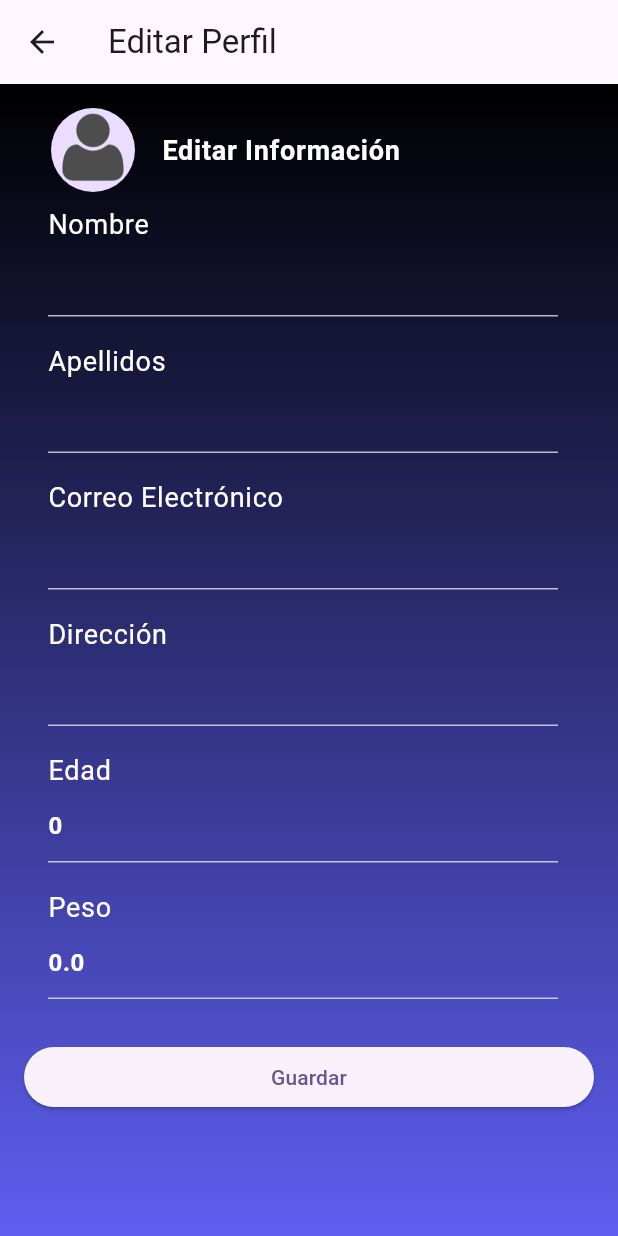
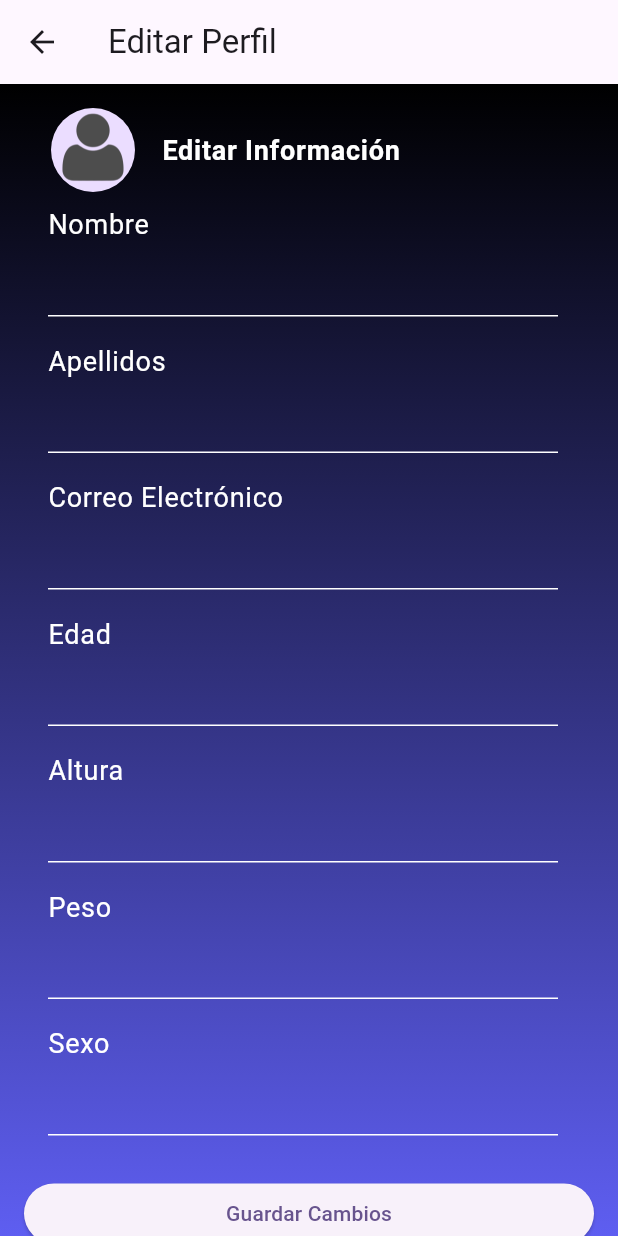
Before and after one commit to DavidRRDev/tfg, a Flutter app: the PerfilPage screen opened directly, after a tap on "Editar Perfil", on a phone screen of 412 x 824 dp. Run offline on Flutter 3.47's test engine with Material 3 defaults, Android fonts, the phone set to English and light mode, and no system bars; our stand-ins replace cloud_firestore, firebase_auth, firebase_core, geolocator; missing offline and left inert: social_share; accounts and stored records are empty.

Commit message:
Conexion bbdd a perfil

```diff
--- a/lib/editarPerfil.dart
+++ b/lib/editarPerfil.dart
@@ -4,17 +4,19 @@ class EditarPerfilPage extends StatefulWidget {
   final String nombreUsuario;
   final String apellidosUsuario;
   final String correoElectronico;
-  final String direccion;
-  final int edad;
-  final double peso;
+  final String edad;
+  final String altura;
+  final String peso;
+  final String sexo;
 
   EditarPerfilPage({
     required this.nombreUsuario,
     required this.apellidosUsuario,
     required this.correoElectronico,
-    required this.direccion,
     required this.edad,
+    required this.altura,
     required this.peso,
+    required this.sexo,
   });
 
   @override
@@ -25,9 +27,10 @@ class _EditarPerfilPageState extends State<EditarPerfilPage> {
   late TextEditingController _nombreController;
   late TextEditingController _apellidosController;
   late TextEditingController _correoController;
-  late TextEditingController _direccionController;
   late TextEditingController _edadController;
+  late TextEditingController _alturaController;
   late TextEditingController _pesoController;
+  late TextEditingController _sexoController;
 
   @override
   void initState() {
@@ -35,9 +38,10 @@ class _EditarPerfilPageState extends State<EditarPerfilPage> {
     _nombreController = TextEditingController(text: widget.nombreUsuario);
     _apellidosController = TextEditingController(text: widget.apellidosUsuario);
     _correoController = TextEditingController(text: widget.correoElectronico);
-    _direccionController = TextEditingController(text: widget.direccion);
-    _edadController = TextEditingController(text: widget.edad.toString());
-    _pesoController = TextEditingController(text: widget.peso.toStringAsFixed(1));
+    _edadController = TextEditingController(text: widget.edad);
+    _alturaController = TextEditingController(text: widget.altura);
+    _pesoController = TextEditingController(text: widget.peso);
+    _sexoController = TextEditingController(text: widget.sexo);
   }
 
   @override
@@ -45,9 +49,10 @@ class _EditarPerfilPageState extends State<EditarPerfilPage> {
     _nombreController.dispose();
     _apellidosController.dispose();
     _correoController.dispose();
-    _direccionController.dispose();
     _edadController.dispose();
+    _alturaController.dispose();
     _pesoController.dispose();
+    _sexoController.dispose();
     super.dispose();
   }
 
@@ -57,7 +62,7 @@ class _EditarPerfilPageState extends State<EditarPerfilPage> {
       appBar: AppBar(
         title: Text('Editar Perfil'),
         backgroundColor: Colors.transparent,
-        elevation: 0, // Sin sombra en el AppBar
+        elevation: 0,
       ),
       body: Container(
         decoration: BoxDecoration(
@@ -78,15 +83,16 @@ class _EditarPerfilPageState extends State<EditarPerfilPage> {
                 ),
                 leading: CircleAvatar(
                   radius: 30.0,
-                  backgroundImage: AssetImage('assets/avatar.png'), // Foto de perfil del usuario
+                  backgroundImage: AssetImage('assets/avatar.png'),
                 ),
               ),
               _buildEditablePerfilInfo('Nombre', _nombreController),
               _buildEditablePerfilInfo('Apellidos', _apellidosController),
               _buildEditablePerfilInfo('Correo Electrónico', _correoController),
-              _buildEditablePerfilInfo('Dirección', _direccionController),
-              _buildEditablePerfilInfo('Edad', _edadController, keyboardType: TextInputType.number),
-              _buildEditablePerfilInfo('Peso', _pesoController, keyboardType: TextInputType.number),
+              _buildEditablePerfilInfo('Edad', _edadController),
+              _buildEditablePerfilInfo('Altura', _alturaController),
+              _buildEditablePerfilInfo('Peso', _pesoController),
+              _buildEditablePerfilInfo('Sexo', _sexoController),
               SizedBox(height: 20.0),
               ElevatedButton(
                 onPressed: () {
@@ -94,12 +100,13 @@ class _EditarPerfilPageState extends State<EditarPerfilPage> {
                     'nombreUsuario': _nombreController.text,
                     'apellidosUsuario': _apellidosController.text,
                     'correoElectronico': _correoController.text,
-                    'direccion': _direccionController.text,
-                    'edad': int.parse(_edadController.text),
-                    'peso': double.parse(_pesoController.text),
+                    'edad': _edadController.text,
+                    'altura': _alturaController.text,
+                    'peso': _pesoController.text,
+                    'sexo': _sexoController.text,
                   });
                 },
-                child: Text('Guardar'),
+                child: Text('Guardar Cambios'),
               ),
             ],
           ),
@@ -108,7 +115,7 @@ class _EditarPerfilPageState extends State<EditarPerfilPage> {
     );
   }
 
-  Widget _buildEditablePerfilInfo(String label, TextEditingController controller, {TextInputType keyboardType = TextInputType.text}) {
+  Widget _buildEditablePerfilInfo(String label, TextEditingController controller) {
     return ListTile(
       title: Text(
         label,
@@ -116,12 +123,10 @@ class _EditarPerfilPageState extends State<EditarPerfilPage> {
       ),
       subtitle: TextField(
         controller: controller,
-        keyboardType: keyboardType,
         style: TextStyle(fontSize: 16.0, fontWeight: FontWeight.bold, color: Colors.white),
         decoration: InputDecoration(
-          border: UnderlineInputBorder(),
           enabledBorder: UnderlineInputBorder(
-            borderSide: BorderSide(color: Colors.white70),
+            borderSide: BorderSide(color: Colors.white),
           ),
           focusedBorder: UnderlineInputBorder(
             borderSide: BorderSide(color: Colors.white),
@@ -131,16 +136,3 @@ class _EditarPerfilPageState extends State<EditarPerfilPage> {
     );
   }
 }
-
-void main() {
-  runApp(MaterialApp(
-    home: EditarPerfilPage(
-      nombreUsuario: 'Nombre de Usuario',
-      apellidosUsuario: 'Apellidos del Usuario',
-      correoElectronico: 'usuario@example.com',
-      direccion: '123 Calle Principal, Ciudad',
-      edad: 30,
-      peso: 70.5,
-    ),
-  ));
-}
--- a/lib/firebase_service.dart
+++ b/lib/firebase_service.dart
@@ -4,14 +4,22 @@ FirebaseFirestore db = FirebaseFirestore.instance;
 
 Future<Map<String, dynamic>?> getUsuario(String userId) async {
   try {
-    DocumentSnapshot docSnapshot = await db.collection('usuarios').doc(userId).get();
+    DocumentSnapshot docSnapshot = await db.collection('datosDeUsuario').doc(userId).get();
     if (docSnapshot.exists) {
       return docSnapshot.data() as Map<String, dynamic>?;
     } else {
-      print("El documento no existe.");
+      print("El documento del usuario no existe en Firestore.");
     }
   } catch (e) {
     print("Error obteniendo datos del usuario: $e");
   }
   return null;
 }
+
+Future<void> updateUsuario(String userId, Map<String, dynamic> data) async {
+  try {
+    await db.collection('datosDeUsuario').doc(userId).update(data);
+  } catch (e) {
+    print("Error actualizando datos del usuario: $e");
+  }
+}
--- a/lib/perfil.dart
+++ b/lib/perfil.dart
@@ -1,8 +1,7 @@
 import 'package:firebase_core/firebase_core.dart';
 import 'package:firebase_auth/firebase_auth.dart';
 import 'package:flutter/material.dart';
-import 'package:shared_preferences/shared_preferences.dart';
-import 'firebase_service.dart'; // Asegúrate de importar el servicio
+import 'firebase_service.dart';
 import 'editarPerfil.dart';
 
 class PerfilPage extends StatefulWidget {
@@ -14,9 +13,11 @@ class _PerfilPageState extends State<PerfilPage> {
   String nombreUsuario = 'Nombre de Usuario';
   String apellidosUsuario = 'Apellidos del Usuario';
   String correoElectronico = 'usuario@example.com';
-  String direccion = '123 Calle Principal, Ciudad';
-  int edad = 30;
-  double peso = 70.5;
+  String edad = 'Edad';
+  String altura = 'Altura';
+  String peso = 'Peso';
+  String sexo = 'Sexo';
+  String userId = '';
 
   @override
   void initState() {
@@ -26,45 +27,31 @@ class _PerfilPageState extends State<PerfilPage> {
 
   Future<void> _loadUserData() async {
     await Firebase.initializeApp();
+    User? user = FirebaseAuth.instance.currentUser;
 
-    User? user = FirebaseAuth.instance.currentUser;
     if (user != null) {
-      String userId = user.uid;
-      String userEmail = user.email ?? 'usuario@example.com';
+      userId = user.uid;
+      print("User ID: $userId");
+
       Map<String, dynamic>? userData = await getUsuario(userId);
-
       print("Datos del usuario desde Firestore: $userData");
 
       if (userData != null) {
         setState(() {
           nombreUsuario = userData['nombre'] ?? 'Nombre de Usuario';
           apellidosUsuario = userData['apellidos'] ?? 'Apellidos del Usuario';
-          correoElectronico = userEmail;
-          direccion = userData['direccion'] ?? '123 Calle Principal, Ciudad';
-          edad = userData['edad'] ?? 30;
-          peso = userData['peso'] ?? 70.5;
+          correoElectronico = user.email ?? 'usuario@example.com';
+          edad = userData['edad'] ?? 'Edad';
+          altura = userData['altura'] ?? 'Altura';
+          peso = userData['peso'] ?? 'Peso';
+          sexo = userData['sexo'] ?? 'Sexo';
         });
       } else {
-        setState(() {
-          nombreUsuario = 'Nombre de Usuario';
-          apellidosUsuario = 'Apellidos del Usuario';
-          correoElectronico = userEmail;
-          direccion = '123 Calle Principal, Ciudad';
-          edad = 30;
-          peso = 70.5;
-        });
+        print("El documento del usuario no existe en Firestore.");
       }
+    } else {
+      print("El usuario no ha iniciado sesión.");
     }
-  }
-
-  Future<void> _saveUserData() async {
-    SharedPreferences prefs = await SharedPreferences.getInstance();
-    await prefs.setString('nombreUsuario', nombreUsuario);
-    await prefs.setString('apellidosUsuario', apellidosUsuario);
-    await prefs.setString('correoElectronico', correoElectronico);
-    await prefs.setString('direccion', direccion);
-    await prefs.setInt('edad', edad);
-    await prefs.setDouble('peso', peso);
   }
 
   @override
@@ -100,10 +87,10 @@ class _PerfilPageState extends State<PerfilPage> {
               _buildPerfilInfo('Nombre', nombreUsuario),
               _buildPerfilInfo('Apellidos', apellidosUsuario),
               _buildPerfilInfo('Correo Electrónico', correoElectronico),
-              _buildPerfilInfo('Dirección', direccion),
-              _buildPerfilInfo('Edad', edad.toString()),
-              _buildPerfilInfo('Peso', peso.toStringAsFixed(1) + ' kg'),
-              SizedBox(height: 20.0),
+              _buildPerfilInfo('Edad', edad),
+              _buildPerfilInfo('Altura', altura),
+              _buildPerfilInfo('Peso', peso),
+              _buildPerfilInfo('Sexo', sexo),
               ElevatedButton(
                 onPressed: () async {
                   final result = await Navigator.push(
@@ -113,9 +100,10 @@ class _PerfilPageState extends State<PerfilPage> {
                         nombreUsuario: nombreUsuario,
                         apellidosUsuario: apellidosUsuario,
                         correoElectronico: correoElectronico,
-                        direccion: direccion,
                         edad: edad,
+                        altura: altura,
                         peso: peso,
+                        sexo: sexo,
                       ),
                     ),
                   );
@@ -125,10 +113,20 @@ class _PerfilPageState extends State<PerfilPage> {
                       nombreUsuario = result['nombreUsuario'];
                       apellidosUsuario = result['apellidosUsuario'];
                       correoElectronico = result['correoElectronico'];
-                      direccion = result['direccion'];
                       edad = result['edad'];
+                      altura = result['altura'];
                       peso = result['peso'];
-                      _saveUserData();
+                      sexo = result['sexo'];
+
+                      updateUsuario(userId, {
+                        'nombre': nombreUsuario,
+                        'apellidos': apellidosUsuario,
+                        'correo': correoElectronico,
+                        'edad': edad,
+                        'altura': altura,
+                        'peso': peso,
+                        'sexo': sexo,
+                      });
                     });
                   }
                 },
```
Also changed, not shown: lib/datosUsuario.dart (added, +193 -0 lines), lib/login.dart (+26 -11 lines), pubspec.lock.
